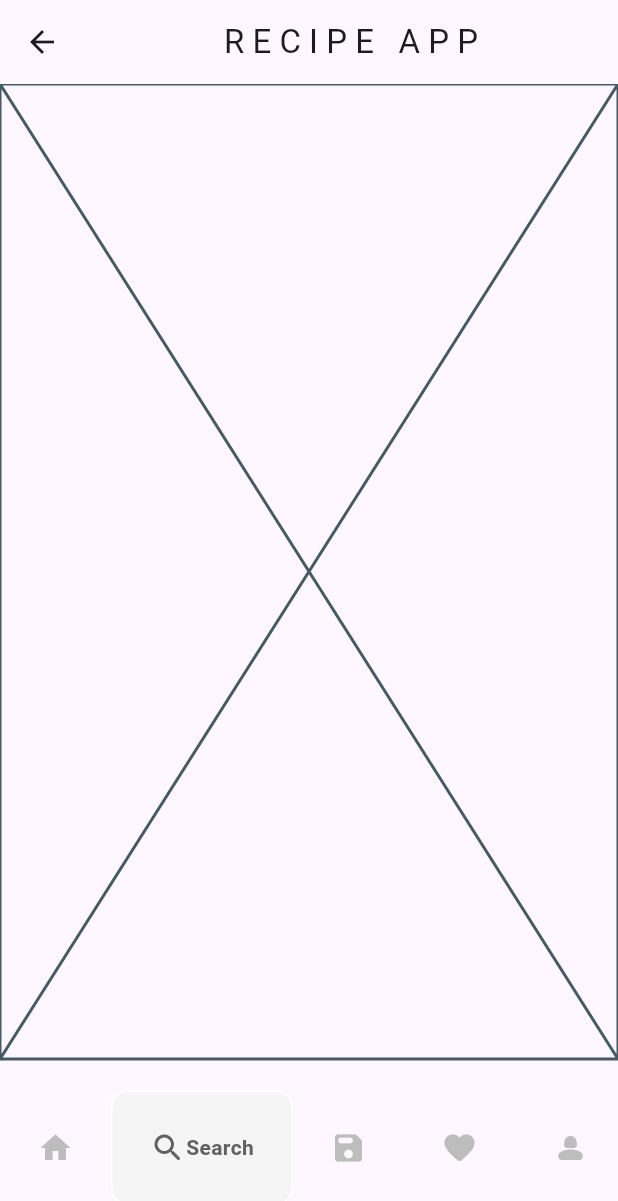
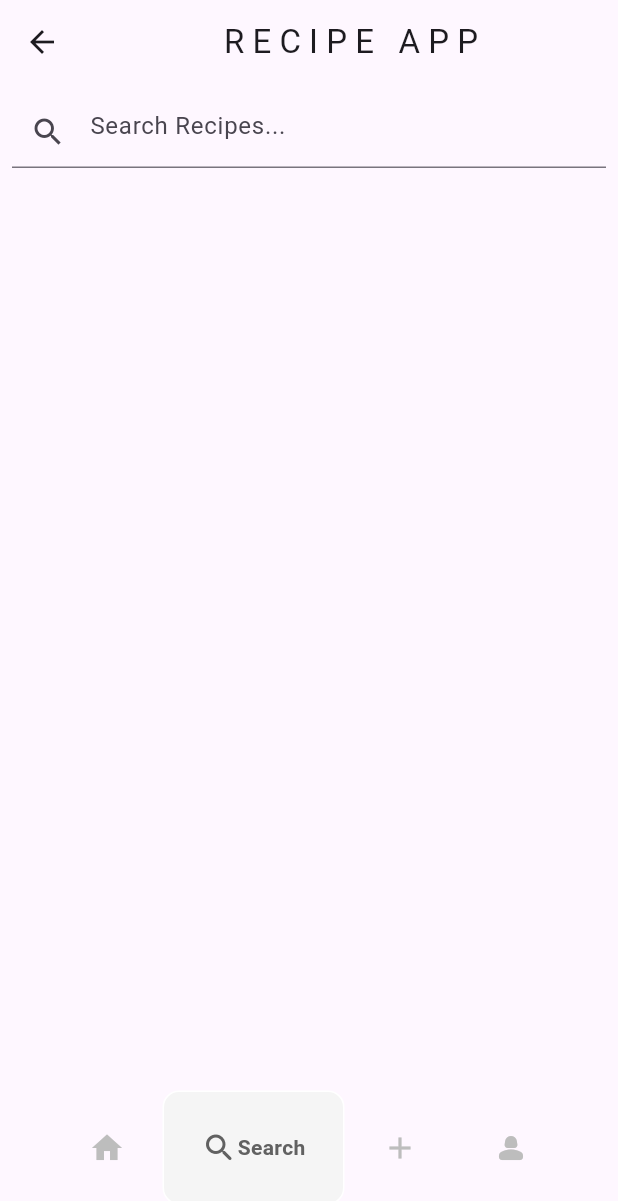
Before and after one commit to floatedbloom/flutter_recipes, a Flutter app: the HomePage screen opened directly, item 2 of the bottom bar chosen, on a phone screen of 412 x 824 dp. Shown: the top 1201 px of the screen. Run offline on Flutter 3.47's test engine with Material 3 defaults, Android fonts, the phone set to English and light mode, and no system bars; drawn by our look-alikes of google_nav_bar; our stand-ins replace sqflite; accounts and stored records are empty.

Commit message:
some search bar progress

```diff
--- a/lib/components/bottom_nav.dart
+++ b/lib/components/bottom_nav.dart
@@ -21,8 +21,7 @@ class MyBottomNavBar extends StatelessWidget {
         tabs: const [
           GButton(icon: Icons.home, text: "Hot",),
           GButton(icon: Icons.search_rounded, text: "Search",),
-          GButton(icon: Icons.save_rounded, text: "Later",),
-          GButton(icon: Icons.favorite_rounded, text: "Favorites",),
+          GButton(icon: Icons.add, text: "Create",),
           GButton(icon: Icons.person_2_rounded, text: "Personal",),
         ],
       ),
--- a/lib/pages/home_page.dart
+++ b/lib/pages/home_page.dart
@@ -1,8 +1,7 @@
 import 'package:flutter/material.dart';
 import 'package:flutter_recipes/components/bottom_nav.dart';
-import 'package:flutter_recipes/pages/favorites_page.dart';
+import 'package:flutter_recipes/pages/create_page.dart';
 import 'package:flutter_recipes/pages/hot_page.dart';
-import 'package:flutter_recipes/pages/later_page.dart';
 import 'package:flutter_recipes/pages/personal_page.dart';
 import 'package:flutter_recipes/pages/search_page.dart';
 
@@ -19,8 +18,7 @@ class _HomePageState extends State<HomePage> {
   final List<Widget> _pages= [
     const HotPage(),
     const SearchPage(),
-    const LaterPage(),
-    const FavoritesPage(),
+    const CreatePage(),
     const PersonalPage(),
   ];
 
--- a/lib/pages/personal_page.dart
+++ b/lib/pages/personal_page.dart
@@ -1,6 +1,6 @@
 import 'package:flutter/material.dart';
 
-//cant create a recipe with a name you already used
+//previously created recipes, change password,
 
 class PersonalPage extends StatefulWidget {
   const PersonalPage({super.key});
--- a/lib/pages/search_page.dart
+++ b/lib/pages/search_page.dart
@@ -1,4 +1,7 @@
 import 'package:flutter/material.dart';
+import 'package:flutter_recipes/components/recipe_tile.dart';
+import 'package:flutter_recipes/data/database.dart';
+import 'package:flutter_recipes/models/recipe.dart';
 
 class SearchPage extends StatefulWidget {
   const SearchPage({super.key});
@@ -8,8 +11,71 @@ class SearchPage extends StatefulWidget {
 }
 
 class _SearchPageState extends State<SearchPage> {
+
+  final DatabaseHelper dbHelper = DatabaseHelper();
+  List<Recipe> filteredRecipes = [];
+  List<Recipe> recipes = [];
+
+  //load recipes and convert them from db's to Recipe type
+  void loadRecipes() async {
+    List<Map<String, dynamic>> recipeMaps = await dbHelper.getRecipes();
+    List<Recipe> fetchedRecipes = recipeMaps.map((recipeMap) {
+      return Recipe(
+        name: recipeMap['name'],
+        creator: recipeMap['creator'],
+        ingredients: (recipeMap['ingredients'] as String).split(','),
+        health: recipeMap['health'],
+        type: recipeMap['type'],
+        diet: recipeMap['diet'],
+        image: AssetImage(recipeMap['image']),
+      );
+    }).toList();
+
+    setState(() {
+      recipes = fetchedRecipes;
+    });
+  }
+
+  @override
+  //initialize to have all recipes
+  void initState() {
+    loadRecipes();
+    super.initState();
+  }
+
+  //dynamically filter recipes while typing into search
+  void _onSearchChanged(String query) {
+    setState(() {
+      filteredRecipes = recipes.where((recipe) =>
+          recipe.name.toLowerCase().contains(query.toLowerCase())).toList();
+    });
+  }
+
   @override
   Widget build(BuildContext context) {
-    return const Placeholder();
+    return Scaffold(
+      body: Column(
+        children: [
+          Padding(
+            padding: const EdgeInsets.all(8.0),
+            child: TextField(
+              onChanged: _onSearchChanged,
+              decoration: const InputDecoration(
+                hintText: 'Search Recipes...',
+                prefixIcon: Icon(Icons.search),
+              ),
+            ),
+          ),
+          Expanded(
+            child: ListView.builder(
+              itemCount: filteredRecipes.length,
+              itemBuilder: (context, index) {
+                return RecipeTile(recipe: filteredRecipes[index]);
+              },
+            ),
+          ),
+        ],
+      ),
+    );
   }
 }
```
Also changed, not shown: lib/pages/create_page.dart (added, +20 -0 lines).
